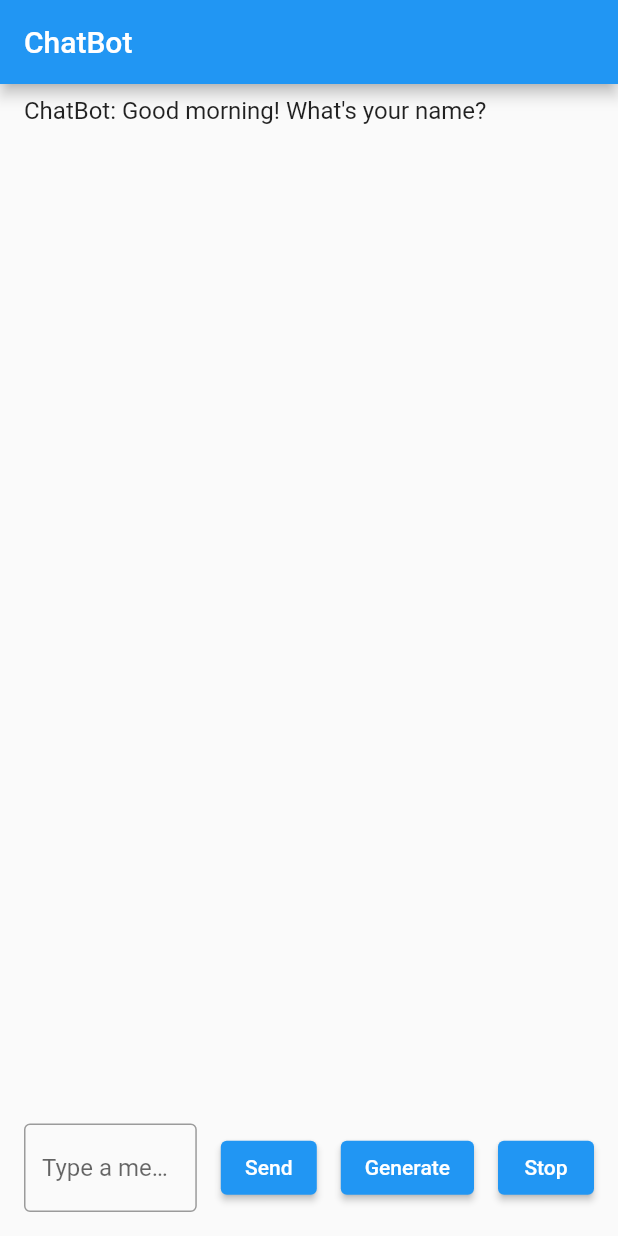
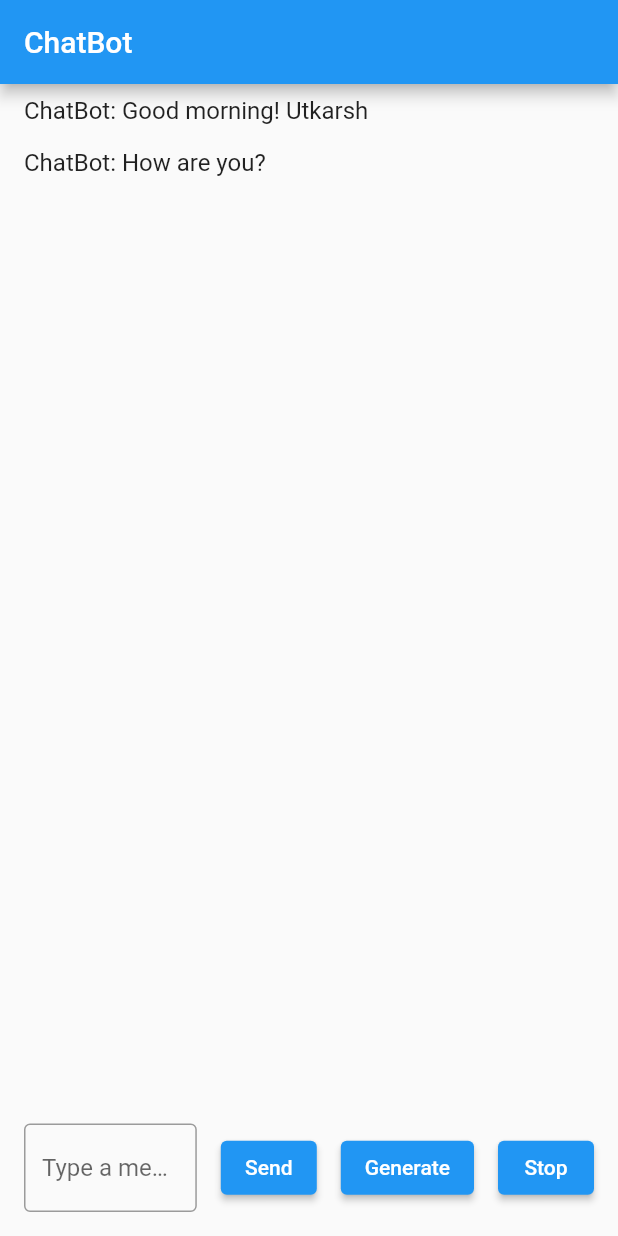
Before and after one commit to apurva780/Chat-Bot, a Flutter app: the screen it shows after launch, item 2 of the bottom bar chosen, after a tap on "Send", on a phone screen of 412 x 824 dp. Run offline on Flutter 3.47's test engine with Material 2 defaults, Android fonts, the phone set to English and light mode, and no system bars; our stand-ins replace awesome_notifications.

```diff
--- a/lib/main.dart
+++ b/lib/main.dart
@@ -1,29 +1,32 @@
 import 'package:flutter/material.dart';
+import 'package:awesome_notifications/awesome_notifications.dart';
 
 import 'views/chatbot.dart';
 
 void main() {
+AwesomeNotifications().initialize(
+  null,
+  [
+    NotificationChannel(
+      channelKey: 'basic_channel',
+      channelName: 'Basic notifications',
+      channelDescription: 'Notification channel for basic tests',
+      ),
+    ],
+  );
   runApp(const MyApp());
 }
 
 class MyApp extends StatelessWidget {
   const MyApp({super.key});
 
-  // This widget is the root of your application.
+
+
   @override
   Widget build(BuildContext context) {
     return MaterialApp(
       title: 'Flutter Demo',
       theme: ThemeData(
-        // This is the theme of your application.
-        //
-        // Try running your application with "flutter run". You'll see the
-        // application has a blue toolbar. Then, without quitting the app, try
-        // changing the primarySwatch below to Colors.green and then invoke
-        // "hot reload" (press "r" in the console where you ran "flutter run",
-        // or simply save your changes to "hot reload" in a Flutter IDE).
-        // Notice that the counter didn't reset back to zero; the application
-        // is not restarted.
         primarySwatch: Colors.blue,
       ),
       home:  ChatBot(),
--- a/lib/views/chatbot.dart
+++ b/lib/views/chatbot.dart
@@ -1,6 +1,4 @@
-// New Code 2
-
-
+import 'package:awesome_notifications/awesome_notifications.dart';
 import 'package:flutter/material.dart';
 
 class ChatBot extends StatefulWidget {
@@ -9,6 +7,20 @@ class ChatBot extends StatefulWidget {
 }
 
 class _ChatBotState extends State<ChatBot> {
+
+
+@override
+  void initState() {
+
+    AwesomeNotifications().isNotificationAllowed().then((isAllowed) {
+      if(!isAllowed){
+
+        AwesomeNotifications().requestPermissionToSendNotifications();
+      }
+    } );
+    super.initState();
+  }
+
   String _name = '';
   String _lastMessage = '';
   List<String> _messages = [];
@@ -21,14 +33,16 @@ class _ChatBotState extends State<ChatBot> {
     _textController.dispose();
     super.dispose();
   }
-
+String fullMessage = "";
   void _sendMessage() {
     final message = _textController.text.trim();
+  fullMessage = _textController.text;
     if (message.isNotEmpty) {
       setState(() {
         _messages.add('You: $message');
-        _lastMessage = message;
+        _lastMessage = fullMessage;
         _textController.clear();
+        AwesomeNotifications().createNotification(content: NotificationContent(id: 10, channelKey: 'basic_channel',title: 'Chat Bot',body: "$message"));
         _botReply();
       });
     }
@@ -48,44 +62,54 @@ class _ChatBotState extends State<ChatBot> {
     }
 
     setState(() {
-      _messages.add('ChatBot: $greeting! What\'s your name?');
+      _messages.add('ChatBot: $greeting! Utkarsh');
+      _messages.add('ChatBot: How are you?');
       _isActive = true;
     });
   }
 
   void _botReply() {
     if (_isActive) {
-      if (_lastMessage.contains('What\'s your name?')) {
+      if (_lastMessage.contains('i am fine')) {
         setState(() {
-          _name = _lastMessage.split(' ').last;
-          _messages.add('ChatBot: Hello $_name! How are you?');
+          // _name = _lastMessage.split(' ').last;
+          _messages.add('ChatBot: Good to hear that');
+          _messages.add('ChatBot: What\'s your student number?');
         });
-      } else if (_lastMessage.contains('How are you?')) {
-        if (_lastMessage.toLowerCase().contains('fine')) {
-          setState(() {
-            _messages.add('ChatBot: Good to hear that. What\'s your student number?');
-          });
-        } else {
-          setState(() {
-            _messages.add('ChatBot: I\'m sorry to hear that. What\'s your student number?');
-          });
-        }
-      } else if (_lastMessage.contains('student number')) {
-        final number = _lastMessage.replaceAll(RegExp(r'[^0-9]'), '');
-        if (number.length == 2) {
-          setState(() {
-            _messages.add('ChatBot: Your student number is $number. Goodbye $_name! Service stopped.');
-            _isActive = false;
-          });
-          Future.delayed(Duration(seconds: 2), () {
-            Navigator.of(context).pop();
-          });
-        } else {
-          setState(() {
-            _messages.add('ChatBot: Sorry, I didn\'t get that. Please enter a valid student number.');
-          });
-        }
+      } else {
+        setState(() {
+          // _name = _lastMessage.split(' ').last;
+          _messages.add('ChatBot: Service stopped ${fullMessage.substring(fullMessage.length -2)}');
+          Navigator.of(context).pop();
+          // _messages.add('ChatBot: What\'s your student number?');
+        });
       }
+      // } else if (_lastMessage.contains('How are you?')) {
+      //   if (_lastMessage.toLowerCase().contains('fine')) {
+      //     setState(() {
+      //       _messages.add('ChatBot: Good to hear that. What\'s your student number?');
+      //     });
+      //   } else {
+      //     setState(() {
+      //       _messages.add('ChatBot: I\'m sorry to hear that. What\'s your student number?');
+      //     });
+      //   }
+      // } else if (_lastMessage.contains('student number')) {
+      //   final number = _lastMessage.replaceAll(RegExp(r'[^0-9]'), '');
+      //   if (number.length == 2) {
+      //     setState(() {
+      //       _messages.add('ChatBot: Your student number is $number. Goodbye $_name! Service stopped.');
+      //       _isActive = false;
+      //     });
+      //     Future.delayed(Duration(seconds: 2), () {
+      //       Navigator.of(context).pop();
+      //     });
+      //   } else {
+      //     setState(() {
+      //       _messages.add('ChatBot: Sorry, I didn\'t get that. Please enter a valid student number.');
+      //     });
+      //   }
+      // }
     }
   }
 
--- a/pubspec.yaml
+++ b/pubspec.yaml
@@ -30,6 +30,7 @@ environment:
 dependencies:
   flutter:
     sdk: flutter
+  awesome_notifications: ^0.7.4+1
 
 
   # The following adds the Cupertino Icons font to your application.
```
Also changed, not shown: 6 other files.
